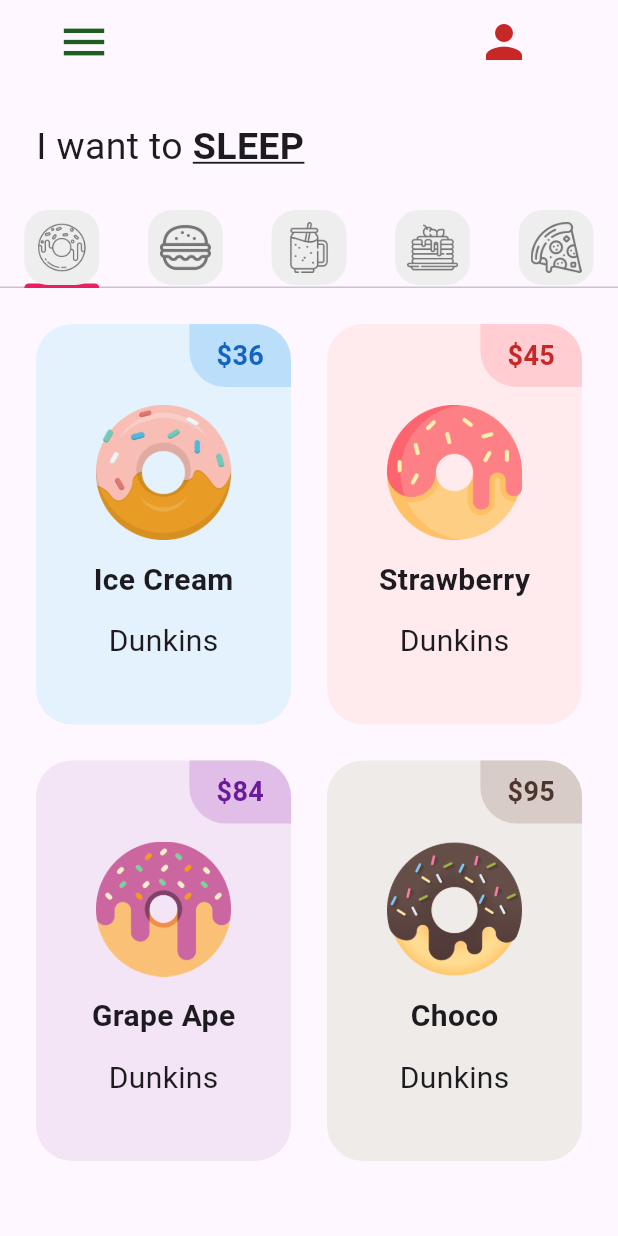
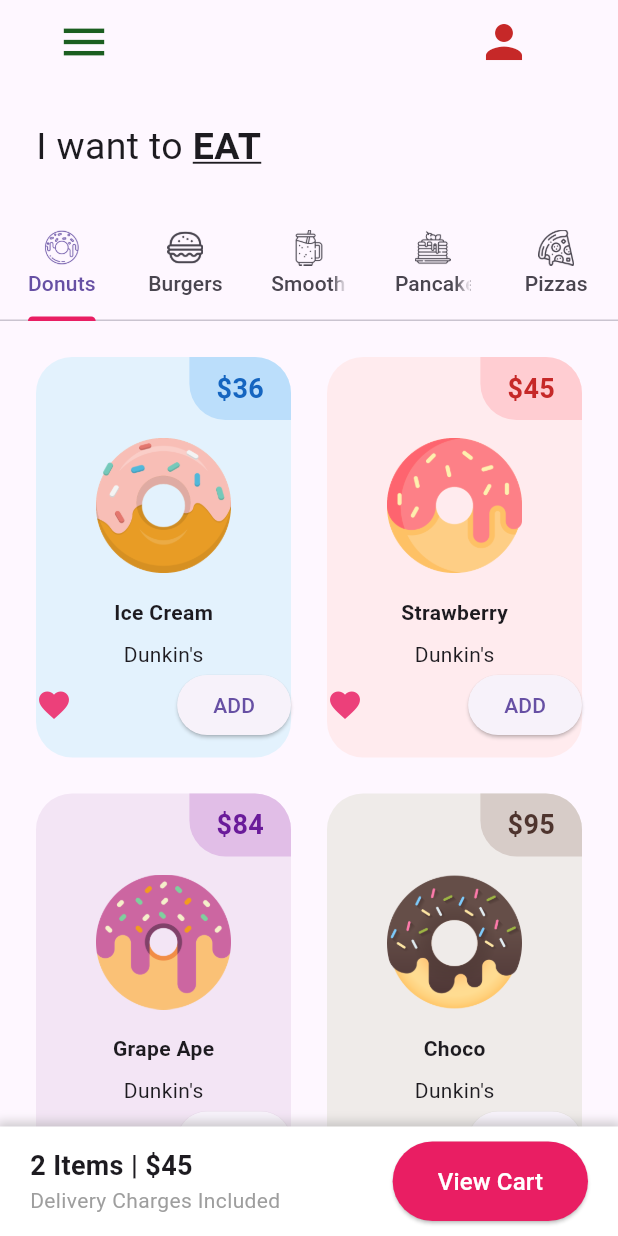
Before and after one commit to Emmanue97/primer_proyecto, a Flutter app: the screen it shows after launch, on a phone screen of 412 x 824 dp. Run offline on Flutter 3.47's test engine with Material 3 defaults, Android fonts, the phone set to English and light mode, and no system bars.

Commit message:
cierre de practica 1

```diff
--- a/lib/main.dart
+++ b/lib/main.dart
@@ -10,7 +10,8 @@ class MainApp extends StatelessWidget {
   @override
   Widget build(BuildContext context) {
     return MaterialApp(
-      home:  const HomePage(),
+      debugShowCheckedModeBanner: false,
+      home:   HomePage(),
       theme: ThemeData(tabBarTheme: const TabBarTheme(indicatorColor: Colors.pink),),
     );
   }
--- a/lib/pages/home_page.dart
+++ b/lib/pages/home_page.dart
@@ -14,22 +14,37 @@ class HomePage extends StatefulWidget {
 }
 
 class _HomePageState extends State<HomePage> {
-  List<Widget>myTabs = [
-     //donut tap
-   const MyTab(iconPath: 'lib/icons/donut.png',),
-  //burger tab
-  const MyTab(iconPath: 'lib/icons/burger.png',),
-  //smoothie tab
-  const MyTab(iconPath: 'lib/icons/smoothie.png',),
-  //pancaketab
-  const MyTab(iconPath: 'lib/icons/pancakes.png',),
-  //pizzatab
-  const MyTab(iconPath: 'lib/icons/pizza.png',),
+  List<Tab> myTabs = [
+    // Donut tab
+    Tab(
+      icon: const ImageIcon(AssetImage('lib/icons/donut.png')),
+      text: 'Donuts', // Nombre del tab
+    ),
 
+    // Burger tab
+    Tab(
+      icon: const ImageIcon(AssetImage('lib/icons/burger.png')),
+      text: 'Burgers', // Nombre del tab
+    ),
 
+    // Smoothie tab
+    Tab(
+      icon: const ImageIcon(AssetImage('lib/icons/smoothie.png')),
+      text: 'Smoothies', // Nombre del tab
+    ),
+
+    // Pancake tab
+    Tab(
+      icon: const ImageIcon(AssetImage('lib/icons/pancakes.png')),
+      text: 'Pancakes', // Nombre del tab
+    ),
+
+    // Pizza tab
+    Tab(
+      icon: const ImageIcon(AssetImage('lib/icons/pizza.png')),
+      text: 'Pizzas', // Nombre del tab
+),
 ];
-
-
 
   @override
   Widget build(BuildContext context) {
@@ -40,44 +55,133 @@ class _HomePageState extends State<HomePage> {
           backgroundColor: Colors.transparent,
           leading: Padding(
             padding: const EdgeInsets.only(left: 30.0),
-          child:IconButton(icon: Icon(Icons.menu, color: Colors.green[900], size: 36,), onPressed: () { print('boton de menu'); },),
+            child: IconButton(
+              icon: Icon(Icons.menu, color: Colors.green[900], size: 36),
+              onPressed: () {
+                print('Botón de menú');
+              },
             ),
-        actions: [Padding(
+          ),
+          actions: [
+            Padding(
               padding: const EdgeInsets.only(right: 50.0),
-          child: IconButton(icon: Icon(Icons.person, size: 36,color: Colors.red[800],), onPressed: () { print('Hola mundo'); },),
-        )],
-
+              child: IconButton(
+                icon: Icon(Icons.person, size: 36, color: Colors.red[800]),
+                onPressed: () {
+                  print('Hola mundo');
+                },
               ),
-      body:  Column(children: [
-        //texto "i want to eat"
+            ),
+          ],
+        ),
+        body: Column(
+          children: [
+            // Texto "I want to eat"
             const Padding(
               padding: EdgeInsets.all(24.0),
               child: Row(
                 children: [
-              Text('I want to ', style: TextStyle(fontSize: 25),),
-              Text('SLEEP', style: TextStyle(fontSize: 25, fontWeight: FontWeight.bold, decoration: TextDecoration.underline),),
+                  Text(
+                    'I want to ',
+                    style: TextStyle(fontSize: 25),
+                  ),
+                  Text(
+                    'EAT',
+                    style: TextStyle(
+                      fontSize: 25,
+                      fontWeight: FontWeight.bold,
+                      decoration: TextDecoration.underline,
+                    ),
+                  ),
                 ],
               ),
             ),
-          //Tab bar
+            // Tab bar
             TabBar(tabs: myTabs),
-          //Tab bar view
-            Expanded(child: TabBarView(children: [
-              //Donut
+            // Tab bar view
+            Expanded(
+              child: TabBarView(
+                children: [
+                  // Donut
                   DonutTab(),
-              //Burguer tab
+                  // Burger tab
                   const BurgerTab(),
-              //Somoothie Tab
+                  // Smoothie Tab
                   const SmoothieTab(),
-              //Pancake tab
+                  // Pancake tab
                   const PancakeTab(),
-              //pizzatab
+                  // Pizza tab
                   const PizzaTab(),
-
-            ]))
-          //carrito
-      ],),
+                ],
+              ),
+            ),
+            // Parte inferior con la información del carrito
+            Container(
+              padding: const EdgeInsets.symmetric(horizontal: 20, vertical: 10),
+              decoration: BoxDecoration(
+                color: Colors.white,
+                boxShadow: [
+                  BoxShadow(
+                    color: Colors.grey.withOpacity(0.5),
+                    spreadRadius: 2,
+                    blurRadius: 5,
+                    offset: const Offset(0, -1), // Cambia la sombra hacia arriba
+                  ),
+                ],
+              ),
+              child: Row(
+                mainAxisAlignment: MainAxisAlignment.spaceBetween,
+                children: [
+                 const Column(
+                    crossAxisAlignment: CrossAxisAlignment.start,
+                    children: [
+                      Text(
+                        '2 Items | \$45',
+                        style: TextStyle(
+                          fontSize: 18,
+                          fontWeight: FontWeight.bold,
+                        ),
+                      ),
+                      Text(
+                        'Delivery Charges Included',
+                        style: TextStyle(
+                          color: Colors.grey,
+                        ),
+                      ),
+                    ],
+                  ),
+                  ElevatedButton(
+                    onPressed: () {
+                      // Acción del botón View Cart
+                    },
+                    style: ElevatedButton.styleFrom(
+                      backgroundColor: Colors.pink, // Color del botón
+                      padding: const EdgeInsets.symmetric(
+                          horizontal: 30, vertical: 15),
+                    ),
+                    child: const Text(
+                      'View Cart',
+                      style: TextStyle(
+                        color: Colors.white,
+                        fontSize: 16,
+                      ),
+                    ),
+                  ),
+                ],
+              ),
+            ),
+          ],
+        ),
       ),
     );
   }
 }
+
+void main() {
+  runApp(
+    const MaterialApp(
+      debugShowCheckedModeBanner: false,
+      home: HomePage(),
+),
+);
+}
--- a/lib/tab/donut_tab.dart
+++ b/lib/tab/donut_tab.dart
@@ -7,6 +7,10 @@ class DonutTab extends StatelessWidget {
     final List donutsOnSale = [
       //[donutFlavor, donutPrice, donutColor, imageName]
       ["Ice Cream","36", Colors.blue,"lib/images/icecream_donut.png"],
+      ["Strawberry", "45",Colors.red, "lib/images/strawberry_donut.png"],
+      ["Grape Ape", "84", Colors.purple,"lib/images/grape_donut.png"],
+      ["Choco","95", Colors.brown, "lib/images/chocolate_donut.png"],
+        ["Ice Cream","36", Colors.blue,"lib/images/icecream_donut.png"],
       ["Strawberry", "45",Colors.red, "lib/images/strawberry_donut.png"],
       ["Grape Ape", "84", Colors.purple,"lib/images/grape_donut.png"],
       ["Choco","95", Colors.brown, "lib/images/chocolate_donut.png"],
@@ -29,7 +33,11 @@ class DonutTab extends StatelessWidget {
           donutColor: donutsOnSale[index][2],
           imageName: donutsOnSale[index][3],
         );
+
       }
+
     );//GridView.builder
+
   }
+
 }
--- a/lib/utils/donut_tile.dart
+++ b/lib/utils/donut_tile.dart
@@ -5,64 +5,77 @@ class DonutTile extends StatelessWidget {
   final String donutPrice;
   final dynamic donutColor;
   final String imageName;
-
-
-//valor fijo para el borde circular
   final double borderRadius = 24;
 
-
-  const DonutTile({super.key, required this.donutFlavor,
-   required this.donutPrice, this.donutColor,
+  const DonutTile(
+    {super.key,
+      required this.donutFlavor,
+      required this.donutPrice,
+      this.donutColor,
       required this.imageName});
 
   @override
   Widget build(BuildContext context) {
     return Padding(padding: const EdgeInsets.all(12),
     child: Container(
-      decoration: BoxDecoration(color: donutColor[50],
-       borderRadius: BorderRadius.circular(borderRadius)),
+      decoration: BoxDecoration(color: donutColor[50], borderRadius: BorderRadius.circular(borderRadius)),
       child: Column(
+        //Donut price
+        children: [Row(
+          mainAxisAlignment: MainAxisAlignment.end,
           children: [
-        //Donut price
-        Row(
-          mainAxisAlignment: MainAxisAlignment.end,
-          children: [Container(
-            decoration: BoxDecoration(
-              color: donutColor[100],
+          Container(
+            decoration: BoxDecoration(color: donutColor[100],
             borderRadius: BorderRadius.only(
               topRight: Radius.circular(borderRadius),
-                bottomLeft: Radius.circular(borderRadius)
+              bottomLeft: Radius.circular(borderRadius),
             )),
             padding: const EdgeInsets.symmetric(vertical: 8, horizontal: 18),
             child: Text('\$$donutPrice',
-              style:
-              TextStyle(fontWeight: FontWeight.bold,
-              fontSize: 18,
-              color: donutColor[800]),),
-          )],
-
+            style: TextStyle(fontWeight: FontWeight.bold, fontSize: 18, color: donutColor[800]),
+            ),
+          )
+        ],
         ),
         //Donut picture
         Padding(
           padding: const EdgeInsets.symmetric(horizontal: 40, vertical: 12),
-         child: Image.asset(imageName), ),
+          child: Image.asset(imageName),),
         //Donut flavor text
         Padding(
-        padding: const EdgeInsets.only(bottom: 12),
-       child:  Text(donutFlavor, style: TextStyle(fontSize: 20,fontWeight: FontWeight.bold),),
+          padding: const EdgeInsets.symmetric(horizontal: 40, vertical: 4),
+          child: Text(donutFlavor, style: TextStyle(fontWeight: FontWeight.bold, fontSize: 14, color: donutColor[1000])),
         ),
-      const Padding(
-        padding: EdgeInsets.only(bottom: 12),
+        const SizedBox(
+          height: 4,
+        ),
+        const Text('Dunkin\'s'),
+        //Love icon + add button
+        Row(
+          mainAxisAlignment: MainAxisAlignment.spaceBetween,
+          children: [
+            Icon(Icons.favorite,color: Colors.pink[400],),
+            ElevatedButton(
+              onPressed: () {},
+              style: ElevatedButton.styleFrom(),
 
-      child: Text('Dunkins', style: TextStyle(fontSize: 20),),
-      )
+              child: const Text('ADD'),
+
+            ),
+
+          ],
+
+        ),
 
 
-      //Love icon + add button
+
         ],
 
-    ) ,
       ),
-    );
+
+),);
+
+
 }
+
 }
```
Lines whose indentation alone changed are shown as unchanged.
